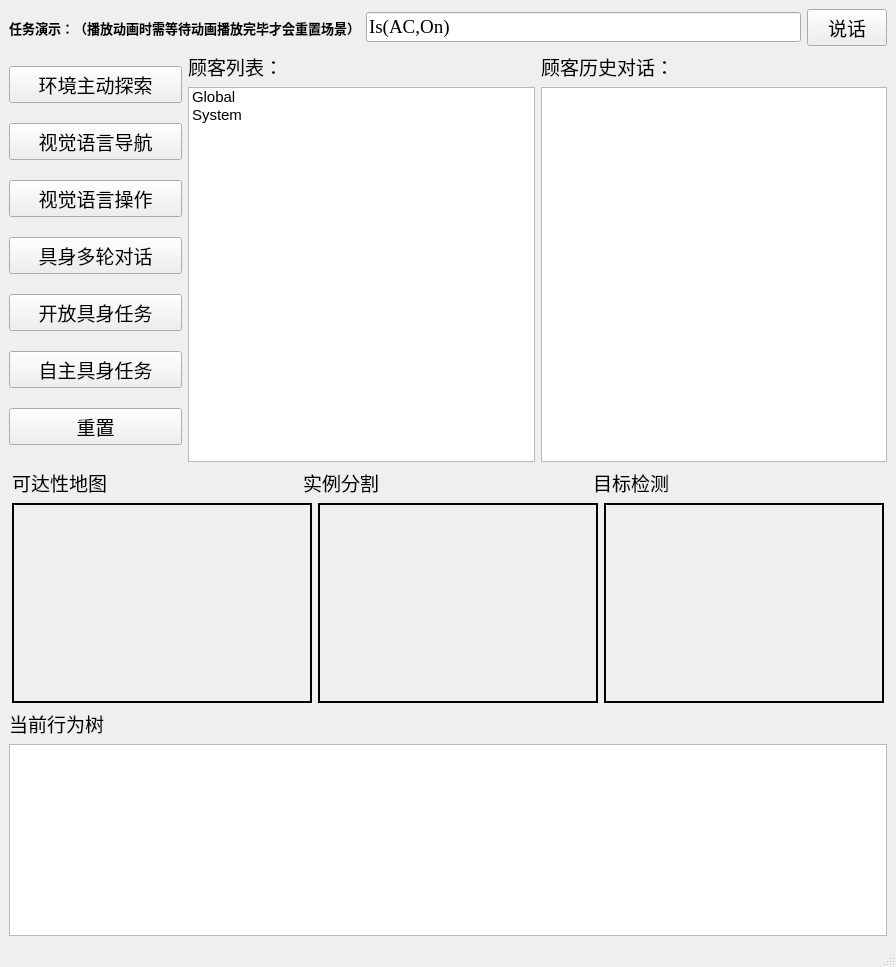
This is robowaiter/scene/ui/window.ui in HPCL-EI/RoboWaiter as Qt 5 draws it before an edit. The edited form follows.
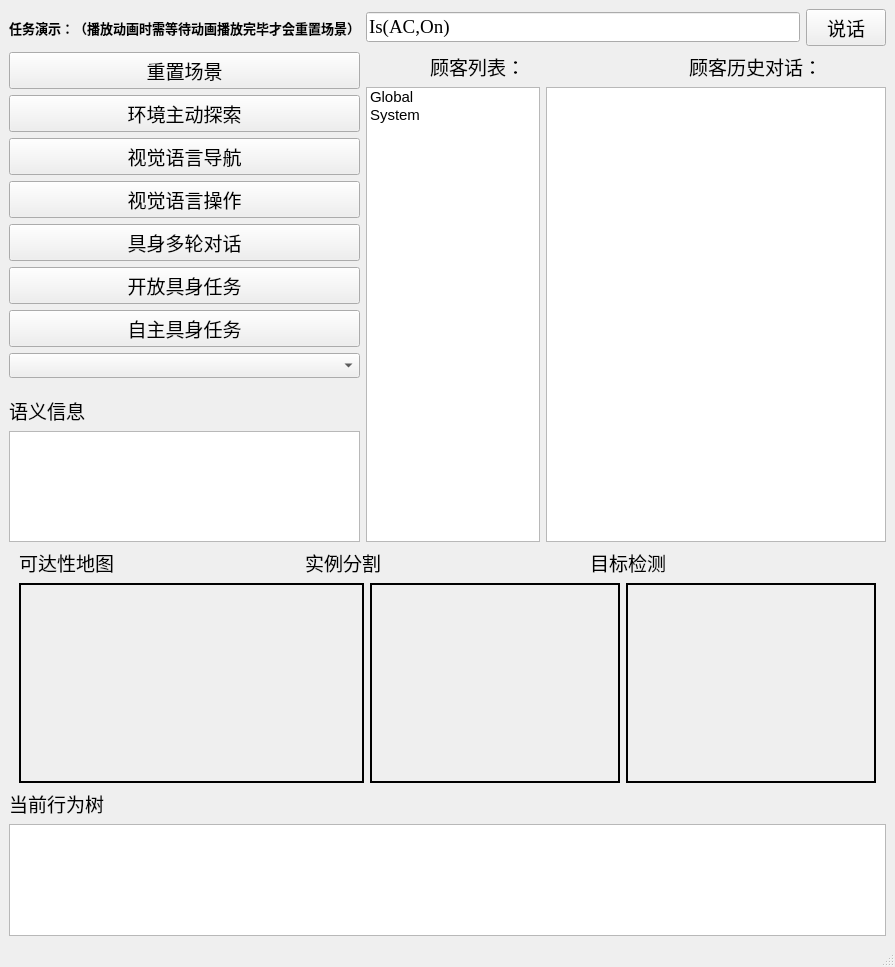
This is the edited form.

Diff of the .ui file:
```diff
--- a/robowaiter/scene/ui/window.ui
+++ b/robowaiter/scene/ui/window.ui
@@ -6,7 +6,7 @@
    <rect>
     <x>0</x>
     <y>0</y>
-    <width>896</width>
+    <width>895</width>
     <height>967</height>
    </rect>
   </property>
@@ -17,149 +17,22 @@
    <bool>false</bool>
   </property>
   <widget class="QWidget" name="centralwidget">
-   <layout class="QGridLayout" name="gridLayout_4">
-    <item row="0" column="0">
-     <layout class="QGridLayout" name="gridLayout">
-      <item row="0" column="0" colspan="2">
-       <widget class="QLabel" name="label_9">
-        <property name="font">
-         <font>
-          <family>等线</family>
-          <pointsize>10</pointsize>
-          <weight>75</weight>
-          <bold>true</bold>
-         </font>
-        </property>
-        <property name="text">
-         <string>任务演示：（播放动画时需等待动画播放完毕才会重置场景）</string>
-        </property>
-       </widget>
-      </item>
-      <item row="0" column="2">
-       <widget class="QLineEdit" name="edit_say">
-        <property name="font">
-         <font>
-          <family>Times New Roman</family>
-          <pointsize>14</pointsize>
-         </font>
-        </property>
-        <property name="text">
-         <string>Is(AC,On)</string>
-        </property>
-       </widget>
-      </item>
-      <item row="0" column="3">
-       <widget class="QPushButton" name="btn_say">
-        <property name="font">
-         <font>
-          <family>黑体</family>
-          <pointsize>14</pointsize>
-         </font>
-        </property>
-        <property name="text">
-         <string>说话</string>
-        </property>
-       </widget>
-      </item>
-      <item row="1" column="0" rowspan="2">
-       <layout class="QVBoxLayout" name="verticalLayout">
-        <item>
-         <widget class="QPushButton" name="btn_AEM">
-          <property name="font">
-           <font>
-            <family>黑体</family>
-            <pointsize>14</pointsize>
-           </font>
-          </property>
-          <property name="text">
-           <string>环境主动探索</string>
-          </property>
-         </widget>
-        </item>
-        <item>
-         <widget class="QPushButton" name="btn_VLN">
-          <property name="font">
-           <font>
-            <family>黑体</family>
-            <pointsize>14</pointsize>
-           </font>
-          </property>
-          <property name="text">
-           <string>视觉语言导航</string>
-          </property>
-         </widget>
-        </item>
-        <item>
-         <widget class="QPushButton" name="btn_VLM">
-          <property name="font">
-           <font>
-            <family>黑体</family>
-            <pointsize>14</pointsize>
-           </font>
-          </property>
-          <property name="text">
-           <string>视觉语言操作</string>
-          </property>
-         </widget>
-        </item>
-        <item>
-         <widget class="QPushButton" name="btn_GQA">
-          <property name="font">
-           <font>
-            <family>黑体</family>
-            <pointsize>14</pointsize>
-           </font>
-          </property>
-          <property name="text">
-           <string>具身多轮对话</string>
-          </property>
-         </widget>
-        </item>
-        <item>
-         <widget class="QPushButton" name="btn_OT">
-          <property name="font">
-           <font>
-            <family>黑体</family>
-            <pointsize>14</pointsize>
-           </font>
-          </property>
-          <property name="text">
-           <string>开放具身任务</string>
-          </property>
-         </widget>
-        </item>
-        <item>
-         <widget class="QPushButton" name="btn_AT">
-          <property name="font">
-           <font>
-            <family>黑体</family>
-            <pointsize>14</pointsize>
-           </font>
-          </property>
-          <property name="text">
-           <string>自主具身任务</string>
-          </property>
-         </widget>
-        </item>
-        <item>
-         <widget class="QPushButton" name="btn_reset">
-          <property name="font">
-           <font>
-            <family>黑体</family>
-            <pointsize>14</pointsize>
-           </font>
-          </property>
-          <property name="text">
-           <string>重置</string>
-          </property>
-         </widget>
-        </item>
-       </layout>
-      </item>
-      <item row="1" column="1" colspan="3">
+   <layout class="QGridLayout" name="gridLayout">
+    <item row="1" column="1" rowspan="5" colspan="2">
+     <layout class="QVBoxLayout" name="verticalLayout_4">
+      <item>
        <layout class="QHBoxLayout" name="horizontalLayout_2">
+        <property name="spacing">
+         <number>100</number>
+        </property>
         <item>
          <widget class="QLabel" name="label_10">
+          <property name="sizePolicy">
+           <sizepolicy hsizetype="Maximum" vsizetype="Preferred">
+            <horstretch>0</horstretch>
+            <verstretch>0</verstretch>
+           </sizepolicy>
+          </property>
           <property name="font">
            <font>
             <family>黑体</family>
@@ -173,6 +46,12 @@
         </item>
         <item>
          <widget class="QLabel" name="label_11">
+          <property name="sizePolicy">
+           <sizepolicy hsizetype="Fixed" vsizetype="Preferred">
+            <horstretch>0</horstretch>
+            <verstretch>0</verstretch>
+           </sizepolicy>
+          </property>
           <property name="font">
            <font>
             <family>黑体</family>
@@ -186,10 +65,22 @@
         </item>
        </layout>
       </item>
-      <item row="2" column="1" colspan="3">
-       <layout class="QHBoxLayout" name="horizontalLayout_3">
+      <item>
+       <layout class="QHBoxLayout" name="horizontalLayout">
         <item>
          <widget class="QListWidget" name="list_customer">
+          <property name="sizePolicy">
+           <sizepolicy hsizetype="Minimum" vsizetype="Expanding">
+            <horstretch>0</horstretch>
+            <verstretch>0</verstretch>
+           </sizepolicy>
+          </property>
+          <property name="minimumSize">
+           <size>
+            <width>50</width>
+            <height>250</height>
+           </size>
+          </property>
           <property name="font">
            <font>
             <pointsize>11</pointsize>
@@ -212,6 +103,18 @@
           <property name="enabled">
            <bool>true</bool>
           </property>
+          <property name="sizePolicy">
+           <sizepolicy hsizetype="Minimum" vsizetype="Expanding">
+            <horstretch>0</horstretch>
+            <verstretch>0</verstretch>
+           </sizepolicy>
+          </property>
+          <property name="minimumSize">
+           <size>
+            <width>340</width>
+            <height>0</height>
+           </size>
+          </property>
           <property name="font">
            <font>
             <pointsize>11</pointsize>
@@ -226,7 +129,7 @@
       </item>
      </layout>
     </item>
-    <item row="1" column="0">
+    <item row="6" column="0" colspan="3">
      <layout class="QGridLayout" name="gridLayout_3">
       <item row="1" column="0">
        <layout class="QVBoxLayout" name="verticalLayout_2">
@@ -265,7 +168,7 @@
             </property>
             <property name="minimumSize">
              <size>
-              <width>300</width>
+              <width>345</width>
               <height>200</height>
              </size>
             </property>
@@ -290,7 +193,7 @@
             </property>
             <property name="minimumSize">
              <size>
-              <width>280</width>
+              <width>250</width>
               <height>200</height>
              </size>
             </property>
@@ -315,7 +218,7 @@
             </property>
             <property name="minimumSize">
              <size>
-              <width>280</width>
+              <width>250</width>
               <height>200</height>
              </size>
             </property>
@@ -418,6 +321,190 @@
       </item>
      </layout>
     </item>
+    <item row="5" column="0">
+     <layout class="QVBoxLayout" name="verticalLayout_3">
+      <item>
+       <widget class="QTextEdit" name="textEdit_5"/>
+      </item>
+     </layout>
+    </item>
+    <item row="1" column="0">
+     <layout class="QVBoxLayout" name="verticalLayout">
+      <item>
+       <widget class="QPushButton" name="btn_reset">
+        <property name="font">
+         <font>
+          <family>黑体</family>
+          <pointsize>14</pointsize>
+         </font>
+        </property>
+        <property name="text">
+         <string>重置场景</string>
+        </property>
+       </widget>
+      </item>
+      <item>
+       <widget class="QPushButton" name="btn_AEM">
+        <property name="font">
+         <font>
+          <family>黑体</family>
+          <pointsize>14</pointsize>
+         </font>
+        </property>
+        <property name="text">
+         <string>环境主动探索</string>
+        </property>
+       </widget>
+      </item>
+      <item>
+       <widget class="QPushButton" name="btn_VLN">
+        <property name="font">
+         <font>
+          <family>黑体</family>
+          <pointsize>14</pointsize>
+         </font>
+        </property>
+        <property name="text">
+         <string>视觉语言导航</string>
+        </property>
+       </widget>
+      </item>
+      <item>
+       <widget class="QPushButton" name="btn_VLM">
+        <property name="font">
+         <font>
+          <family>黑体</family>
+          <pointsize>14</pointsize>
+         </font>
+        </property>
+        <property name="text">
+         <string>视觉语言操作</string>
+        </property>
+       </widget>
+      </item>
+      <item>
+       <widget class="QPushButton" name="btn_GQA">
+        <property name="font">
+         <font>
+          <family>黑体</family>
+          <pointsize>14</pointsize>
+         </font>
+        </property>
+        <property name="text">
+         <string>具身多轮对话</string>
+        </property>
+       </widget>
+      </item>
+      <item>
+       <widget class="QPushButton" name="btn_OT">
+        <property name="font">
+         <font>
+          <family>黑体</family>
+          <pointsize>14</pointsize>
+         </font>
+        </property>
+        <property name="text">
+         <string>开放具身任务</string>
+        </property>
+       </widget>
+      </item>
+      <item>
+       <widget class="QPushButton" name="btn_AT">
+        <property name="font">
+         <font>
+          <family>黑体</family>
+          <pointsize>14</pointsize>
+         </font>
+        </property>
+        <property name="text">
+         <string>自主具身任务</string>
+        </property>
+       </widget>
+      </item>
+      <item>
+       <widget class="QComboBox" name="comboBox">
+        <property name="sizePolicy">
+         <sizepolicy hsizetype="Preferred" vsizetype="Minimum">
+          <horstretch>0</horstretch>
+          <verstretch>0</verstretch>
+         </sizepolicy>
+        </property>
+        <property name="minimumSize">
+         <size>
+          <width>0</width>
+          <height>25</height>
+         </size>
+        </property>
+        <property name="currentText">
+         <string/>
+        </property>
+        <property name="currentIndex">
+         <number>-1</number>
+        </property>
+        <property name="insertPolicy">
+         <enum>QComboBox::InsertAtBottom</enum>
+        </property>
+        <property name="placeholderText">
+         <string>其他任务</string>
+        </property>
+       </widget>
+      </item>
+     </layout>
+    </item>
+    <item row="0" column="0">
+     <widget class="QLabel" name="label_9">
+      <property name="font">
+       <font>
+        <family>等线</family>
+        <pointsize>10</pointsize>
+        <weight>75</weight>
+        <bold>true</bold>
+       </font>
+      </property>
+      <property name="text">
+       <string>任务演示：（播放动画时需等待动画播放完毕才会重置场景）</string>
+      </property>
+     </widget>
+    </item>
+    <item row="0" column="2">
+     <widget class="QPushButton" name="btn_say">
+      <property name="font">
+       <font>
+        <family>黑体</family>
+        <pointsize>14</pointsize>
+       </font>
+      </property>
+      <property name="text">
+       <string>说话</string>
+      </property>
+     </widget>
+    </item>
+    <item row="4" column="0">
+     <widget class="QLabel" name="label">
+      <property name="font">
+       <font>
+        <family>黑体</family>
+        <pointsize>14</pointsize>
+       </font>
+      </property>
+      <property name="text">
+       <string>语义信息</string>
+      </property>
+     </widget>
+    </item>
+    <item row="0" column="1">
+     <widget class="QLineEdit" name="edit_say">
+      <property name="font">
+       <font>
+        <family>Times New Roman</family>
+        <pointsize>14</pointsize>
+       </font>
+      </property>
+      <property name="text">
+       <string>Is(AC,On)</string>
+      </property>
+     </widget>
+    </item>
    </layout>
   </widget>
   <widget class="QStatusBar" name="statusbar"/>
```
